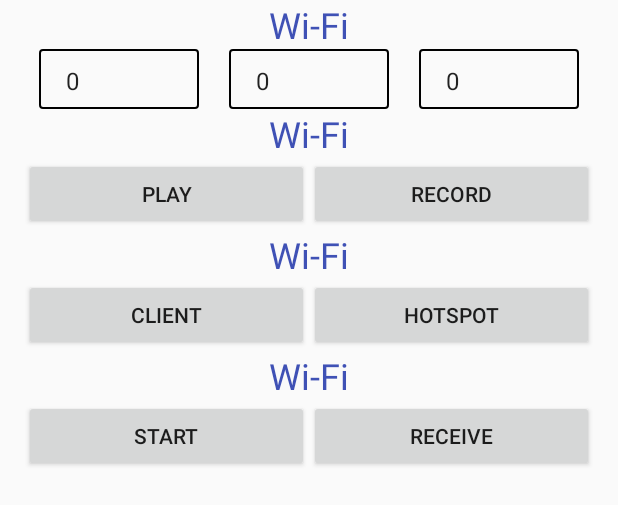
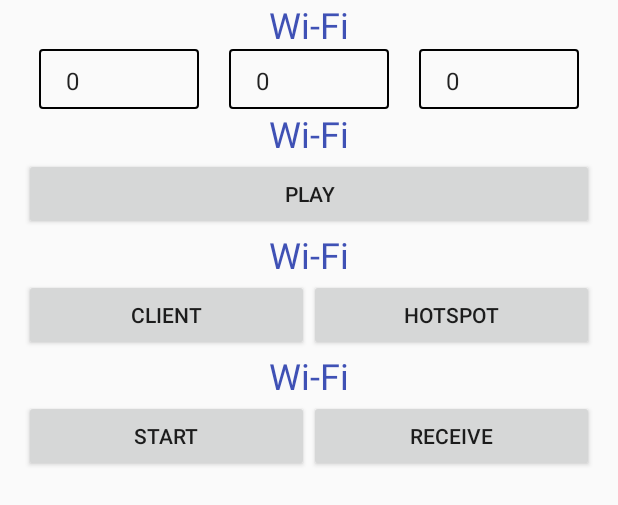
Before and after one commit to deCodeIt/smart-bin-app, an Android app: the layout activity_main.xml on its own in the app's theme, with its tools: preview values and no code run, on a phone screen of 412 x 824 dp. Shown: the top 505 px of the screen. Run offline under Robolectric (Android 15) with nearby library versions, the phone set to English and light mode, and no system bars.

Commit message:
Modified Sound&WiFi Interface: Client starts recording values at the given time stamp

```diff
--- a/app/build.gradle
+++ b/app/build.gradle
@@ -17,10 +17,12 @@ android {
             proguardFiles getDefaultProguardFile('proguard-android.txt'), 'proguard-rules.pro'
         }
     }
+    productFlavors {
+    }
 }
 
 dependencies {
-    compile fileTree(dir: 'libs', include: ['*.jar'])
+    compile fileTree(include: ['*.jar'], dir: 'libs')
     androidTestCompile('com.android.support.test.espresso:espresso-core:2.2.2', {
         exclude group: 'com.android.support', module: 'support-annotations'
     })
--- a/app/src/main/java/io/github/decodeit/smartbin/MessageClient.java
+++ b/app/src/main/java/io/github/decodeit/smartbin/MessageClient.java
@@ -24,8 +24,8 @@ public class MessageClient {
         this.hostIp = hostIp;
     }
 
-    public void createMessage(long startTime, long duration, boolean terminate) {
-        message = new Message(startTime, duration, terminate);
+    public void createMessage(final String fileName, long startTime, long duration, boolean terminate) {
+        message = new Message(fileName, startTime, duration, terminate);
     }
 
     public void setUp(){
--- a/app/src/main/java/io/github/decodeit/smartbin/WifiService.java
+++ b/app/src/main/java/io/github/decodeit/smartbin/WifiService.java
@@ -351,14 +351,14 @@ public class WifiService {
         new Thread(r).start();
     }
 
-    public void runMessageClient(final long startTime, final long duration, final boolean isLast){
+    public void runMessageClient(final String fileName, final long startTime, final long duration, final boolean isLast){
         // runs the client and sends message to server
         if(isLinked) {
             Runnable r = new Runnable() {
                 @Override
                 public void run() {
                     MessageClient m = new MessageClient(activity, getServerIpAddress());
-                    m.createMessage(startTime, duration, isLast);
+                    m.createMessage(fileName, startTime, duration, isLast);
                     m.setUp();
                 }
             };
--- a/app/src/main/res/layout/activity_main.xml
+++ b/app/src/main/res/layout/activity_main.xml
@@ -119,27 +119,13 @@
                     android:layout_weight="1"/>
 
                 <Button
-                    android:id="@+id/sound_stop"
-                    android:layout_width="wrap_content"
-                    android:layout_height="wrap_content"
-                    android:text="Stop"
-                    android:layout_weight="1"
-                    android:visibility="gone"/>
-
-                <Button
                     android:id="@+id/record"
                     android:layout_width="wrap_content"
                     android:layout_height="wrap_content"
                     android:text="Record"
-                    android:layout_weight="1" />
-
-                <Button
-                    android:id="@+id/record_stop"
-                    android:layout_width="wrap_content"
-                    android:layout_height="wrap_content"
-                    android:text="Stop Rec"
                     android:layout_weight="1"
                     android:visibility="gone"/>
+
             </LinearLayout>
         </LinearLayout>
         <LinearLayout
```
Also changed, not shown: app/src/main/java/io/github/decodeit/smartbin/MainActivity.java (+44 -41 lines), app/src/main/java/io/github/decodeit/smartbin/soundHandler.java (+109 -98 lines).
